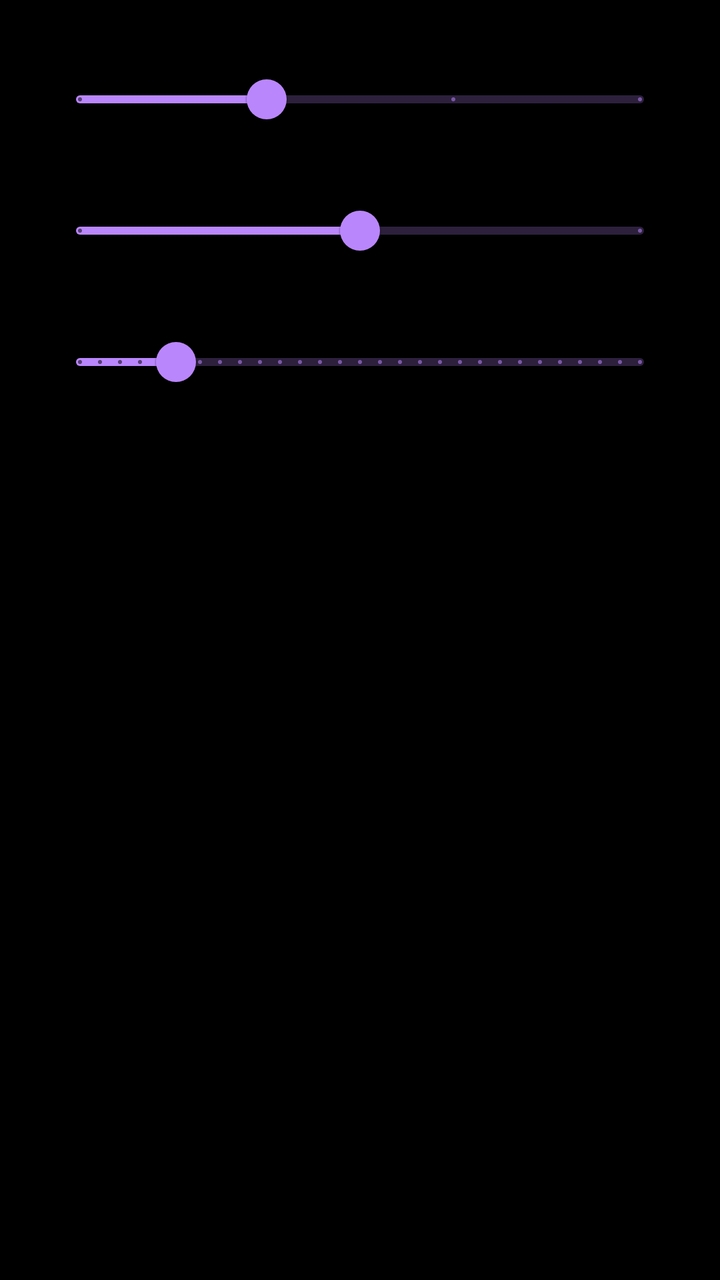
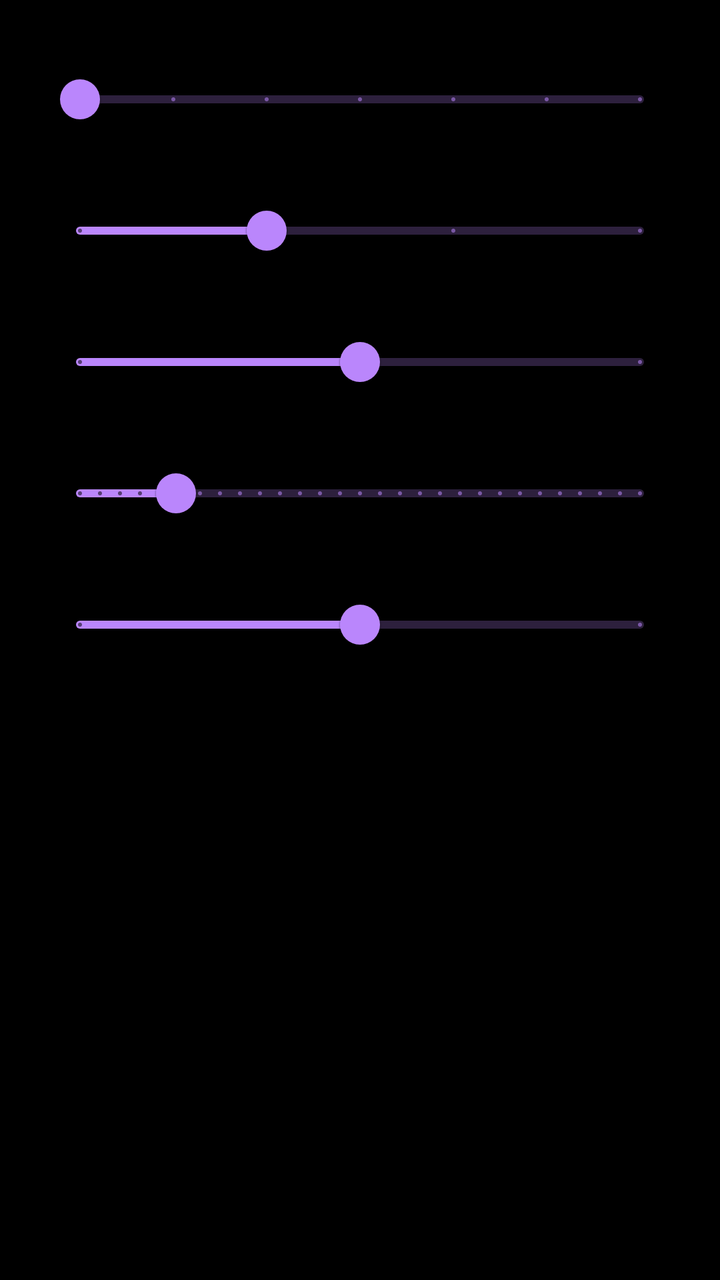

Compare the two renders of this Android layout. The source of the first and the diff that turns it into the second are given below.
<!-- AndroidManifest.xml: application theme Theme.DeepZoom -->
<!-- res/layout/dialog_video.xml -->
<?xml version="1.0" encoding="utf-8"?>
<ScrollView xmlns:android="http://schemas.android.com/apk/res/android"
    xmlns:app="http://schemas.android.com/apk/res-auto"
    android:layout_width="match_parent"
    android:layout_height="wrap_content">

    <LinearLayout
        android:layout_width="match_parent"
        android:layout_height="wrap_content"
        android:orientation="vertical"
        android:paddingStart="24dp"
        android:paddingEnd="24dp"
        android:paddingTop="8dp">

        <TextView
            android:id="@+id/v_res_label"
            android:layout_width="wrap_content"
            android:layout_height="wrap_content"
            android:textSize="13sp" />

        <com.google.android.material.slider.Slider
            android:id="@+id/v_res"
            android:layout_width="match_parent"
            android:layout_height="wrap_content"
            android:valueFrom="0"
            android:valueTo="3"
            android:stepSize="1"
            android:value="1"
            app:labelBehavior="gone" />

        <TextView
            android:id="@+id/v_fps_label"
            android:layout_width="wrap_content"
            android:layout_height="wrap_content"
            android:textSize="13sp" />

        <com.google.android.material.slider.Slider
            android:id="@+id/v_fps"
            android:layout_width="match_parent"
            android:layout_height="wrap_content"
            android:valueFrom="0"
            android:valueTo="2"
            android:stepSize="1"
            android:value="1"
            app:labelBehavior="gone" />

        <TextView
            android:id="@+id/v_zoom_label"
            android:layout_width="wrap_content"
            android:layout_height="wrap_content"
            android:textSize="13sp" />

        <com.google.android.material.slider.Slider
            android:id="@+id/v_zoom"
            android:layout_width="match_parent"
            android:layout_height="wrap_content"
            android:valueFrom="1.005"
            android:valueTo="1.15"
            android:stepSize="0.005"
            android:value="1.03"
            app:labelBehavior="gone" />

        <TextView
            android:id="@+id/v_summary"
            android:layout_width="match_parent"
            android:layout_height="wrap_content"
            android:paddingTop="8dp"
            android:textSize="13sp"
            android:textStyle="bold" />

        <TextView
            android:id="@+id/v_warning"
            android:layout_width="match_parent"
            android:layout_height="wrap_content"
            android:paddingTop="6dp"
            android:textSize="12sp" />
    </LinearLayout>
</ScrollView>
<!-- resources referenced by this layout -->
<resources>
  <style name="Theme.DeepZoom" parent="Theme.MaterialComponents.NoActionBar">
          <item name="android:statusBarColor">#00000000</item>
          <item name="android:navigationBarColor">#00000000</item>
          <item name="android:windowBackground">#000000</item>
      </style>
</resources>

<!-- the commit's change to res/layout/dialog_video.xml (unified diff, before → after) -->
@@ -11,6 +11,22 @@
         android:paddingStart="24dp"
         android:paddingEnd="24dp"
         android:paddingTop="8dp">
+
+        <TextView
+            android:id="@+id/v_aspect_label"
+            android:layout_width="wrap_content"
+            android:layout_height="wrap_content"
+            android:textSize="13sp" />
+
+        <com.google.android.material.slider.Slider
+            android:id="@+id/v_aspect"
+            android:layout_width="match_parent"
+            android:layout_height="wrap_content"
+            android:valueFrom="0"
+            android:valueTo="6"
+            android:stepSize="1"
+            android:value="0"
+            app:labelBehavior="gone" />
 
         <TextView
             android:id="@+id/v_res_label"
@@ -61,6 +77,22 @@
             app:labelBehavior="gone" />
 
         <TextView
+            android:id="@+id/v_quality_label"
+            android:layout_width="wrap_content"
+            android:layout_height="wrap_content"
+            android:textSize="13sp" />
+
+        <com.google.android.material.slider.Slider
+            android:id="@+id/v_quality"
+            android:layout_width="match_parent"
+            android:layout_height="wrap_content"
+            android:valueFrom="0"
+            android:valueTo="2"
+            android:stepSize="1"
+            android:value="1"
+            app:labelBehavior="gone" />
+
+        <TextView
             android:id="@+id/v_summary"
             android:layout_width="match_parent"
             android:layout_height="wrap_content"
